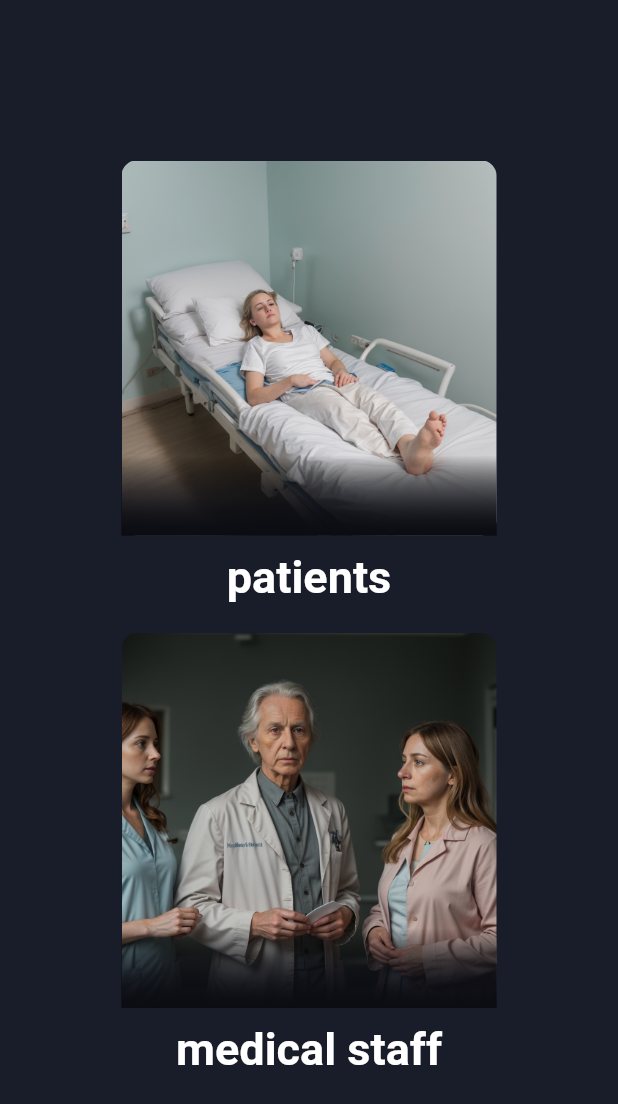
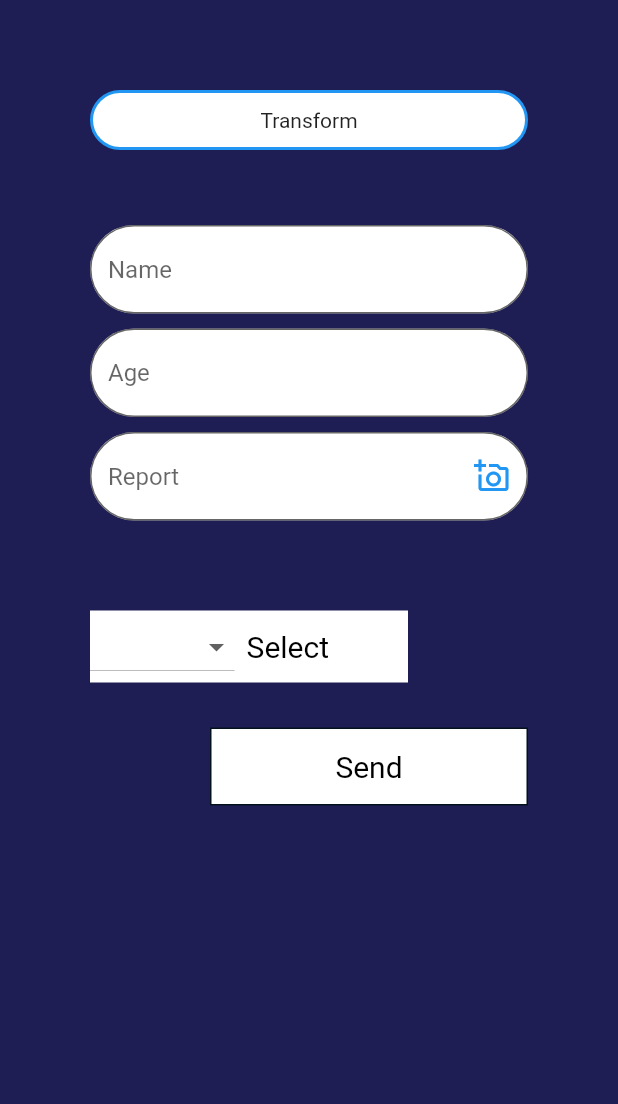
Before and after one commit to hesham2002/final_project, a Flutter app: the screen it shows after launch, on a phone screen of 412 x 824 dp. Shown: the top 1104 px of the screen. Run offline on Flutter 3.47's test engine with Material 3 defaults, Android fonts, the phone set to English and light mode, and no system bars; our stand-ins replace curved_navigation_bar, firebase_auth, firebase_core, flutter_bloc, material_design_icons_flutter, modal_progress_hud_nsn; accounts and stored records are empty.

Commit message:
transform page created

```diff
--- /dev/null
+++ b/devtools_options.yaml
@@ -0,0 +1 @@
+extensions:
--- a/lib/main.dart
+++ b/lib/main.dart
@@ -12,6 +12,8 @@ import 'firebase_options.dart';
 import 'views/doctors_section_screen.dart';
 import 'views/hospital_screen.dart';
 import 'views/schedule_screen.dart';
+import 'views/transform_screen.dart';
+
 
 Future<void> main() async {
   WidgetsFlutterBinding.ensureInitialized();
@@ -30,9 +32,13 @@ class MyApp extends StatelessWidget {
     return MaterialApp(
       debugShowCheckedModeBanner: false,
       theme: ThemeData(useMaterial3: false),
-      home: SplashScreen(),
+      home:
+      TransformScreen(),
+      //IntroScreen(),
+      // PatientRegisterScreen(),
+      //SplashScreen(),
       // initialRoute: 'HospitalHomePage',
-      // initialRoute: 'SplashScreen',
+      //  initialRoute: 'SplashScreen',
       routes: {
         // '/details': (context) => DetailsPage(),
         "HospitalHomePage": (context) => HospitalHomePage(),
@@ -43,6 +49,8 @@ class MyApp extends StatelessWidget {
         "LoginScreen": (context) => MedicalLoginScreen(),
         "ProfileScreen": (context) => ProfileScreen(),
         "RegisterScreen": (context) => PatientRegisterScreen(),
+       "TransformScreen":(context)=>TransformScreen(),
+        //  "LoginpationtScreen": (context) =>PatientLoginScree(),
         "SearchScreen": (context) => Search_screen(),
         "SplashScreen": (context) => SplashScreen(),
       },
--- a/lib/views/hospital_screen.dart
+++ b/lib/views/hospital_screen.dart
@@ -62,7 +62,7 @@ class _HospitalHomePageState extends State<HospitalHomePage> {
               children: [
                 _buildServiceCard(
                   icon: Icons.local_hospital,
-                  title: 'Our Services',
+                  title: 'Anther Services',
                   onTap: () {
                     // Navigate to services page
                   },
@@ -103,9 +103,9 @@ class _HospitalHomePageState extends State<HospitalHomePage> {
         animationDuration: const Duration(milliseconds: 300),
         items: const <Widget>[
           Icon(Icons.home, size: 26, color: Colors.white),
-          Icon(Icons.message, size: 26, color: Colors.white),
+          // Icon(Icons.message, size: 26, color: Colors.white),
           Icon(Icons.add, size: 26, color: Colors.white),
-          Icon(Icons.notifications, size: 26, color: Colors.white),
+          // Icon(Icons.notifications, size: 26, color: Colors.white),
           Icon(Icons.person, size: 26, color: Colors.white),
         ],
         onTap: (index) {
--- /dev/null
+++ b/lib/views/transform_screen.dart
@@ -0,0 +1,210 @@
+import 'package:flutter/material.dart';
+import 'package:flutter/widgets.dart';
+import 'package:flutter/src/material/dropdown.dart';
+// ignore: must_be_immutable
+class TransformScreen extends StatefulWidget {
+  TransformScreen({super.key,this.selectedValue});
+  String? selectedValue;
+
+  @override
+  State<TransformScreen> createState() => _TransformScreenState();
+}
+
+class _TransformScreenState extends State<TransformScreen> {
+  final List<String> items = ['Hospital 1', 'Hospital 2', 'Hospital 3'];
+
+  @override
+  Widget build(BuildContext context) {
+    return Scaffold(
+         backgroundColor: Color.fromARGB(255, 30, 30, 84),
+      body: Container(
+        child: Padding(
+          padding:  EdgeInsets.all(60.0),
+          child: Column(
+            crossAxisAlignment: CrossAxisAlignment.start,
+             children: [
+
+  Center(
+    child:
+GestureDetector(
+      onTap: () {
+
+  },
+    child: Container(
+      width: 300,
+      height: 40,
+      decoration: BoxDecoration(
+        color: Colors.white,
+        border: Border.all(
+          color: Colors.blue,
+          width: 2,
+        ),
+        borderRadius: BorderRadius.circular(50),
+      ),
+      child: Center(
+        child: Text('Transform'),
+      ),
+      ),
+  ),
+
+  ),
+  SizedBox(height: 50,) ,
+
+TextFormField(
+  decoration: InputDecoration(
+    fillColor: Colors.white,
+    filled: true,
+    border: OutlineInputBorder(
+      borderRadius: BorderRadius.circular(50),
+      borderSide: BorderSide(
+        color: Colors.blue,
+        width: 2,
+      ),
+    ),
+    hintText: 'Name',
+  ),
+),
+SizedBox(height: 10,),
+TextFormField(
+  decoration: InputDecoration(
+    fillColor: Colors.white,
+    filled: true,
+    border: OutlineInputBorder(
+      borderRadius: BorderRadius.circular(50),
+      borderSide: BorderSide(
+        color: Colors.blue,
+        width: 2,
+      ),
+    ),
+    hintText: 'Age',
+  ),
+),
+SizedBox(height: 10,),
+TextFormField(
+
+  decoration: InputDecoration(
+    fillColor: Colors.white,
+    filled: true,
+    border: OutlineInputBorder(
+      borderRadius: BorderRadius.circular(50),
+      borderSide: BorderSide(
+        color: Colors.blue,
+        width: 2,
+      ),
+    ),
+    hintText: 'Report',
+    suffixIcon: Icon(Icons.add_a_photo_outlined,color: Colors.blue,),
+
+  ),
+
+),
+
+//  Container(
+  // width: 200,
+  // height: 40,
+  // decoration: BoxDecoration(
+    // color: Colors.white,
+    // border: Border.all(
+      // color: Colors.blue,
+      // width: 2,
+    // ),
+    // borderRadius: BorderRadius.circular(50),
+  // ),
+  // child: Padding(
+    // padding: const EdgeInsets.all(8.0),
+    // child: Row(
+      // mainAxisAlignment: MainAxisAlignment.spaceBetween,
+      // children: [
+        // Text('elect'),
+        // DropdownButtonHideUnderline(
+          // child: DropdownButton(
+            // value: 'Select',
+            // items: [
+              // 'John',
+              // 'Jane',
+              // 'Bob',
+              // 'Alice',
+            // ].map((e) {
+              // return DropdownMenuItem(
+                // child: Text(e),
+                // value: e,
+              // );
+            // }).toList(),
+            // onChanged: (value) {},
+          // ),
+        // ),
+      // ],
+    // ),
+  // ),
+// )
+          //
+             SizedBox(height: 60,),
+             Padding(
+               padding: const EdgeInsets.only(right:80.0),
+               child: Container(
+
+                color: Colors.white,
+                 child: Row(
+                   children: [
+                     DropdownButton<String>(
+                       value: widget.selectedValue,
+                       onChanged: (newValue) {
+                         setState(() {
+                                     var selectedValue = newValue;
+                         });
+                       },
+                       items: items.map((String value) {
+                         return DropdownMenuItem<String>(
+                                     value: value,
+                                     child: Text(value),
+                         );
+                       }).toList(),
+                     ),
+                   Padding(
+                     padding: const EdgeInsets.all(8.0),
+                     child: Text("Select",style: TextStyle(
+                      color: Colors.black,
+                      fontSize: 20,
+                     ),),
+                   ),
+                   ],
+                 ),
+               ),
+             ),
+        SizedBox(height: 30,),
+          GestureDetector(
+      onTap: () {
+
+  },
+    child: Padding(
+      padding: const EdgeInsets.only(left:80.0),
+      child: Container(
+        width: 230,
+        height: 52,
+        decoration: BoxDecoration(
+          color: Colors.white,
+          border: Border.all(
+            color: Color.fromARGB(255, 3, 17, 29),
+            width: 1,
+          ),
+          // borderRadius: BorderRadius.circular(50),
+        ),
+        child: Center(
+          child: Text('Send',
+          style: TextStyle(
+            color: Colors.black,
+            fontSize: 20,
+          ),),
+        ),
+        ),
+    ),
+  ),
+
+            ],
+
+          ),
+        ),
+      ),
+    );
+  }
+}
```
Also changed, not shown: lib/screens/intro_screen.dart (+37 -7 lines), lib/views/appointment_screen.dart (+4 -4 lines), lib/widgets/animated_card.dart (+5 -25 lines).
